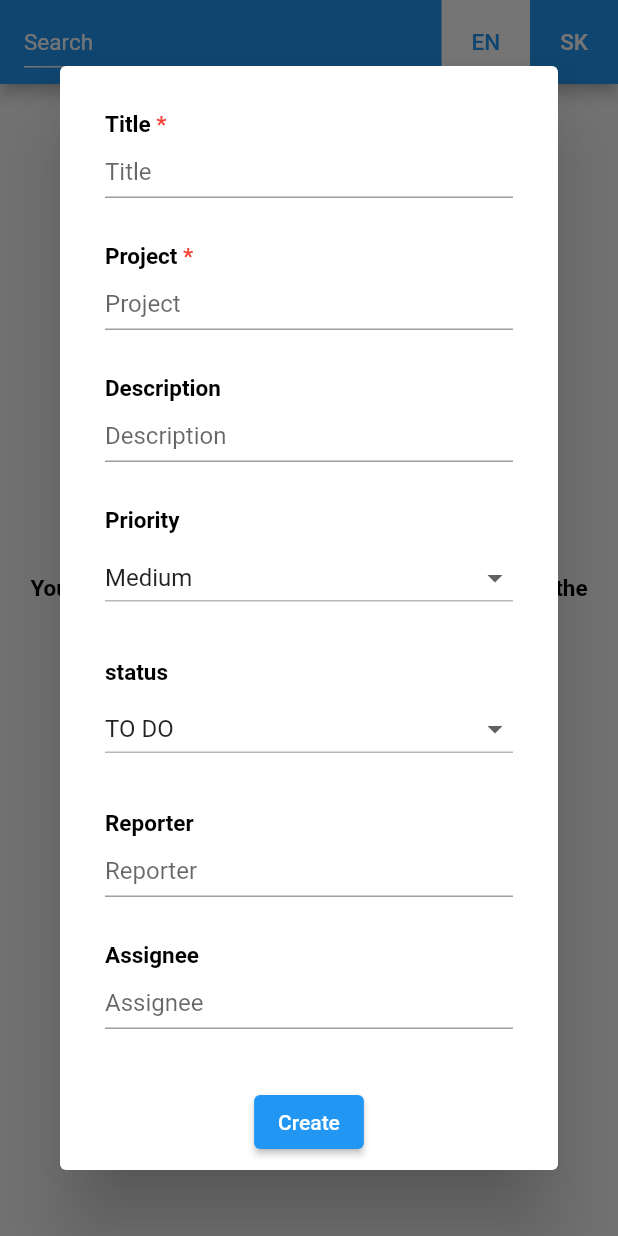
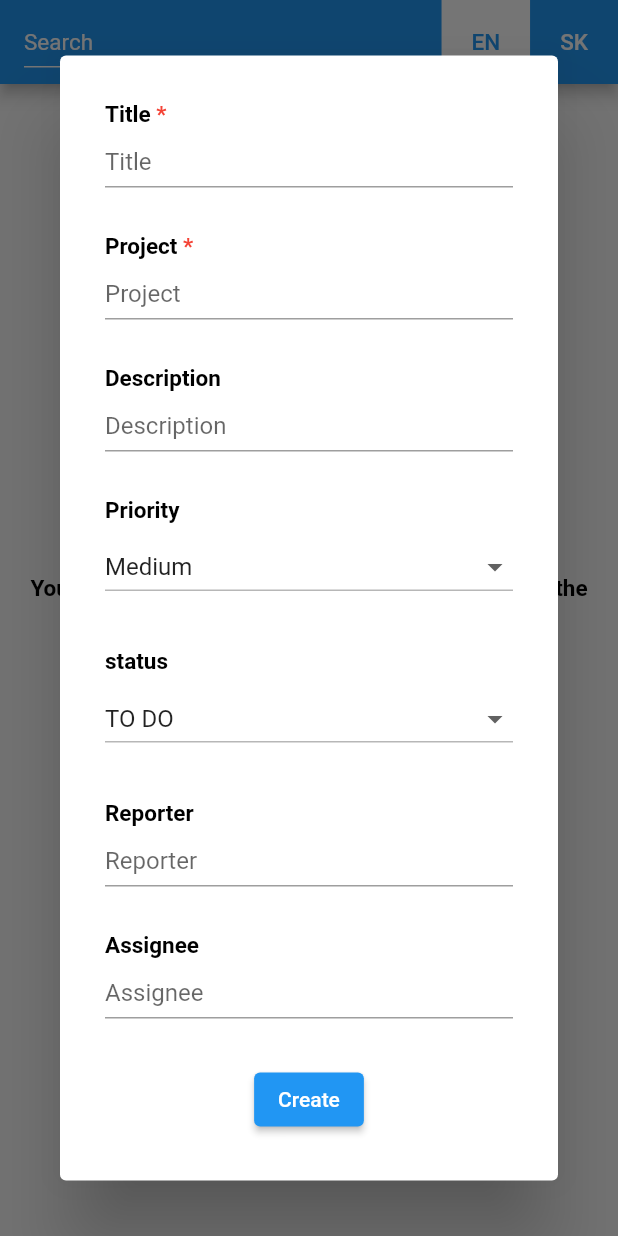
Before and after one commit to DavidCano98/jirawannabe, a Flutter app: the screen it shows after launch, after a tap on "New task", on a phone screen of 412 x 824 dp. Run offline on Flutter 3.47's test engine with Material 2 defaults, Android fonts, the phone set to English and light mode, and no system bars; our stand-ins replace flutter_svg, get, sqflite; accounts and stored records are empty.

Commit message:
landscape fix

```diff
--- a/lib/views/home_view.dart
+++ b/lib/views/home_view.dart
@@ -17,6 +17,7 @@ class HomeView extends GetView<HomeController> {
   Widget build(BuildContext context) {
     WidgetsBinding.instance.addPostFrameCallback((_) => controller.showSearchBar.value = true);
     return Scaffold(
+      resizeToAvoidBottomInset: false,
       appBar: appBar(),
       body: Obx(
         () => taskList(controller.tasks.value),
--- a/lib/widgets/task_detail.dart
+++ b/lib/widgets/task_detail.dart
@@ -26,6 +26,7 @@ class TaskDetail extends StatelessWidget {
               key: controller.formKey,
               child: Wrap(
                 runSpacing: 30,
+                alignment: WrapAlignment.center,
                 children: [
                   TitleWithTextfield(
                     title: "title".tr,
@@ -88,25 +89,21 @@ class TaskDetail extends StatelessWidget {
                       task.assignee = value;
                     },
                   ),
+                  task.position == null
+                      ? ElevatedButton(
+                    onPressed: () async => await controller.createTask(task),
+                    child: Text("create".tr),
+                  )
+                      : ElevatedButton(
+                    onPressed: () async => await controller.updateTask(task),
+                    child: Text("save".tr),
+                  ),
                 ],
               ),
             ),
           ),
-
         ),
       ),
-      actionsAlignment: MainAxisAlignment.center,
-      actions: [
-        task.position == null
-            ? ElevatedButton(
-          onPressed: () async => await controller.createTask(task),
-          child: Text("create".tr),
-        )
-            : ElevatedButton(
-          onPressed: () async => await controller.updateTask(task),
-          child: Text("save".tr),
-        ),
-      ],
     );
   }
 }
```
